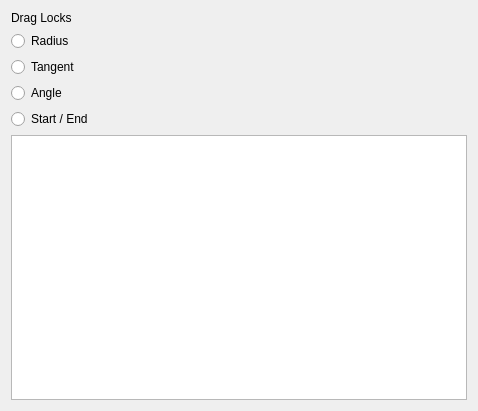
Old version of the form freecad/trails/resources/ui/edit_alignment_task.ui in the repository joelgraff/freecad.trails.
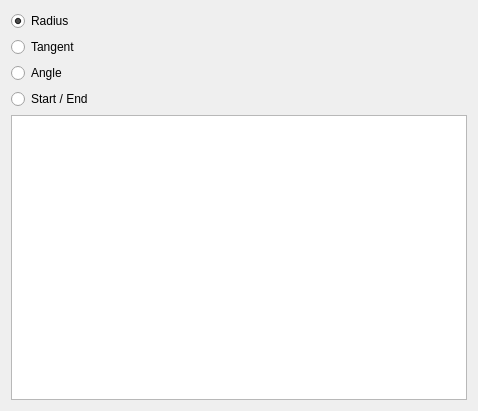
New version of the form.

Commit message: updated task panel

```diff
--- a/freecad/trails/resources/ui/edit_alignment_task.ui
+++ b/freecad/trails/resources/ui/edit_alignment_task.ui
@@ -21,48 +21,49 @@
   </property>
   <layout class="QVBoxLayout" name="verticalLayout_2">
    <item>
-    <layout class="QVBoxLayout" name="verticalLayout">
+    <layout class="QVBoxLayout" name="verticalLayout" stretch="0,0,0,0,1">
      <item>
-      <layout class="QVBoxLayout" name="drag_lock_layout">
-       <item>
-        <widget class="QLabel" name="label">
-         <property name="text">
-          <string>Drag Locks</string>
-         </property>
-        </widget>
-       </item>
-       <item>
-        <widget class="QRadioButton" name="radioButton">
+      <widget class="QRadioButton" name="radius_lock">
          <property name="text">
           <string>Radius</string>
          </property>
+       <property name="checked">
+        <bool>true</bool>
+       </property>
+       <attribute name="buttonGroup">
+        <string notr="true">lock_group</string>
+       </attribute>
         </widget>
        </item>
        <item>
-        <widget class="QRadioButton" name="radioButton_2">
+      <widget class="QRadioButton" name="tangent_lock">
          <property name="text">
           <string>Tangent</string>
          </property>
+       <property name="checked">
+        <bool>false</bool>
+       </property>
+       <attribute name="buttonGroup">
+        <string notr="true">lock_group</string>
+       </attribute>
         </widget>
        </item>
        <item>
-        <widget class="QRadioButton" name="radioButton_3">
+      <widget class="QRadioButton" name="angle_lock">
          <property name="text">
           <string>Angle</string>
          </property>
         </widget>
        </item>
        <item>
-        <widget class="QRadioButton" name="radioButton_4">
+      <widget class="QRadioButton" name="start_end_lock">
          <property name="text">
           <string>Start / End</string>
          </property>
-        </widget>
-       </item>
-       <item>
-        <layout class="QFormLayout" name="formLayout"/>
-       </item>
-      </layout>
+       <attribute name="buttonGroup">
+        <string notr="true">lock_group</string>
+       </attribute>
+      </widget>
      </item>
      <item>
       <layout class="QVBoxLayout" name="verticalLayout_4">
```
Left out of the diff: 6 changed lines with no effect on the pictures. Lines whose indentation alone changed are shown as unchanged.
